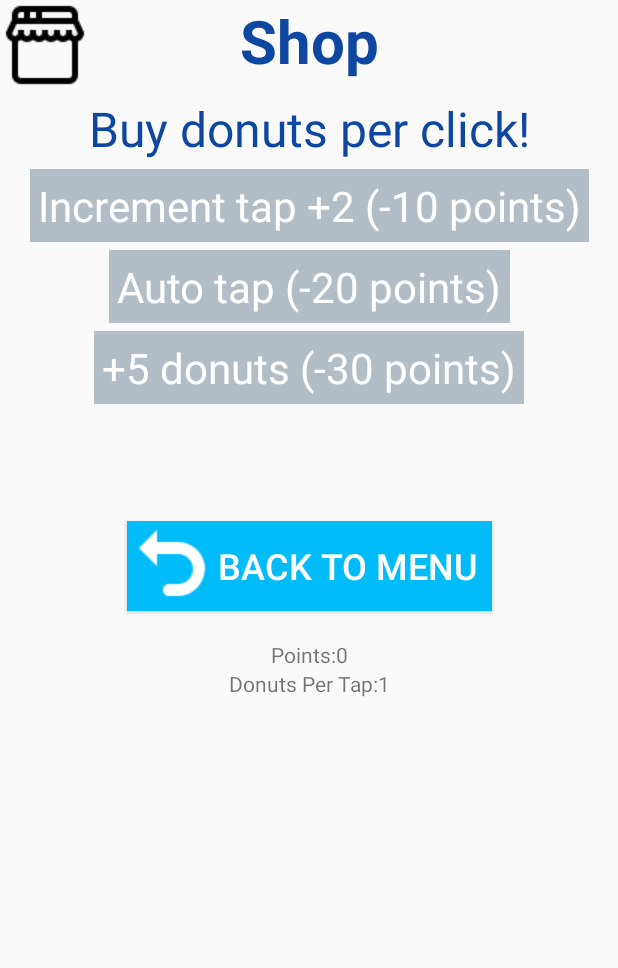
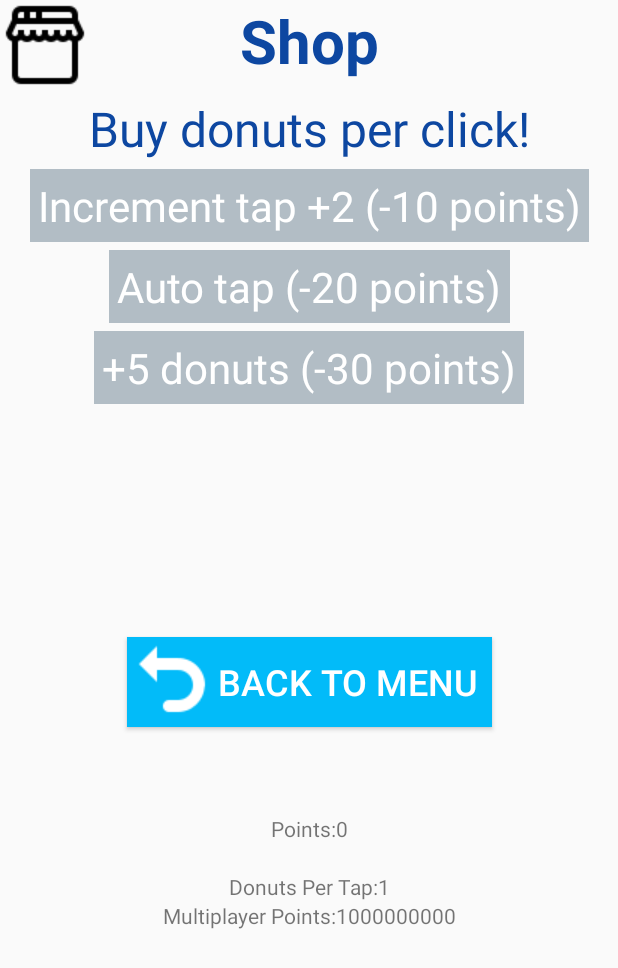
Before and after one commit to MotozovArtem/cookie-clicker-blockchain-android, an Android app: the screen it shows after launch (ShopActivity), after a tap on "GO TO SHOP", on a phone screen of 412 x 824 dp. Shown: the top 968 px of the screen. Run offline under Robolectric (Android 15) with nearby library versions, the phone set to English and light mode, and no system bars.

Commit message:
[#10] - Added multiplayer points       - Added new methods for "buying" taps and Autotaps for multiplayer points       - Added new text view for multiplayer points in Shop activity       - Added new resources       - Was made small refactroring GameActivity class and ShopActivity class

```diff
--- a/app/src/main/java/ru/rienel/clicker/activity/MainActivity.java
+++ b/app/src/main/java/ru/rienel/clicker/activity/MainActivity.java
@@ -59,10 +59,11 @@ public class MainActivity extends AppCompatActivity {
 			SharedPreferences.Editor editor = saves.edit();
 			editor.putBoolean("hasVisited", true);
 			editor.putInt("points", 0);
-			editor.putInt("donutPerTap", 1);
-			editor.putInt("tempTap",0); // Increment tap temporary (purchased for comman points)
-			editor.putInt("tempAutoTap",0); // Auto tap temporary (purchased for comman points)
-			editor.putInt("mPoints", 0); // Multiplayer Points
+			editor.putInt("donutPerTap", 1); 			// Increase only for multiplayer points; defoult value is "1";
+			editor.putInt("mAutoTap", 1); 			// Counter of Auto tap's (purchased for multiplayer points)
+			editor.putInt("tempTap",0); 				// Counter of temporary increment tap's  (purchased for comman points)
+			editor.putInt("tempAutoTap",0); 			// Counter of temporary Auto tap's  (purchased for comman points)
+			editor.putInt("mPoints", 1000000000); 	// Multiplayer Points
 			editor.apply();
 			return true;
 		}
--- a/app/src/main/java/ru/rienel/clicker/activity/ShopActivity.java
+++ b/app/src/main/java/ru/rienel/clicker/activity/ShopActivity.java
@@ -15,12 +15,14 @@ public class ShopActivity extends AppCompatActivity implements View.OnClickListe
 
 	private int donutPerTap;
 	private int points;
+	private int mPoints;
 	private long currentTime;
 	private boolean flagShop = false;
 
-	private Button plus2Donut;
-	private Button plus4Donut;
+	private Button temporaryTap;
+	private Button temporaryAutoTap;
 	private Button plus5Donut;
+	private TextView textViewMPoints;
 	private TextView textViewPoints;
 	private TextView textViewDPC;
 	private SharedPreferences saves;
@@ -32,41 +34,45 @@ public class ShopActivity extends AppCompatActivity implements View.OnClickListe
 		super.onCreate(savedInstanceState);
 		setContentView(R.layout.shop_activity);
 
-		plus2Donut = findViewById(R.id.btn_2);
-		plus4Donut = findViewById(R.id.btn_4);
+		temporaryTap = findViewById(R.id.btn_2);
+		temporaryAutoTap = findViewById(R.id.btn_4);
 		plus5Donut = findViewById(R.id.btn_5);
-		plus2Donut.setEnabled(false);
-		plus4Donut.setEnabled(false);
+		temporaryTap.setEnabled(false);
+		temporaryAutoTap.setEnabled(false);
 		plus5Donut.setEnabled(false);
 
 		loadGameSaves();
-		textViewPoints = findViewById(R.id.textView1);
-		textViewDPC = findViewById(R.id.textView2);
-		textViewPoints.setText(String.valueOf(getResources().getString(R.string.points) + this.points));
-		textViewDPC.setText(String.valueOf(getResources().getString(R.string.DPC) + this.donutPerTap));
+		textViewPoints = findViewById(R.id.pointsTextView);
+		textViewMPoints = findViewById(R.id.mPointsTextView);
+		textViewDPC = findViewById(R.id.donutPerClickTextView);
+		updateTextView();
+
 
 		currentTime = getIntent().getLongExtra("currentTime", 60000);
 		checkingPoints();
-
-
-
 
 	}
 
 	@Override
 	public void onClick(View v) {
 		if (v.getId() == R.id.btn_2) {
-            int tempTap = saves.getInt("tempTap",0);
+			int tempTap = saves.getInt("tempTap", 0);
 			saves.edit().putInt("tempTap", tempTap + 1).apply();
 			updatePoints(10);
 			updateTextView();
 			checkingPoints();
 		} else if (v.getId() == R.id.btn_4) {
-            int tempAutoTap = saves.getInt("tempAutoTap",0);
+			int tempAutoTap = saves.getInt("tempAutoTap", 0);
 			saves.edit().putInt("tempAutoTap", tempAutoTap + 1).apply();
 			updatePoints(20);
 			updateTextView();
 			checkingPoints();
+		} else if (v.getId() == 0) {  // TODO chahge "0" on multiplayer tap button from XML
+			updateDonutPerTap(1,100);
+		} else if (v.getId() == 0) { // TODO change "0" on multiplaer auto tap button from XML
+			int multiplayerAutoTap = saves.getInt("mAutoTap",0);
+			saves.edit().putInt("mAutoTap", multiplayerAutoTap + 1).apply();
+			updateMPoints(300);
 		} else if (v.getId() == R.id.btnBack) {
 //        	startActivity(new Intent(this, MainActivity.class));
 			finish();
@@ -80,44 +86,6 @@ public class ShopActivity extends AppCompatActivity implements View.OnClickListe
 			return true;
 		}
 		return super.onKeyDown(keyCode, event);
-	}
-
-//	private boolean updateDps(int donutPerTap, int points) {
-//		this.donutPerTap = this.donutPerTap + donutPerTap;
-//		updatePoints(points);
-//		updateTextView();
-//		return true;
-//	}
-
-	private void updatePoints(int points) {
-		this.points -= points;
-	}
-
-	private void showDonutFragment() {
-		Intent intent = new Intent(this, GameActivity.class);
-		setResult(RESULT_OK, intent);
-		finish();
-	}
-
-	private void checkingPoints() {
-		if (points >= 10) {
-			plus2Donut.setEnabled(true);
-			if (points >= 20) {
-				plus4Donut.setEnabled(true);
-				if (points >= 30) {
-					plus5Donut.setEnabled(false);
-				} else {
-					plus5Donut.setEnabled(false);
-				}
-			} else {
-				plus4Donut.setEnabled(false);
-				plus5Donut.setEnabled(false);
-			}
-		} else {
-			plus2Donut.setEnabled(false);
-			plus4Donut.setEnabled(false);
-			plus5Donut.setEnabled(false);
-		}
 	}
 
 	@Override
@@ -138,21 +106,6 @@ public class ShopActivity extends AppCompatActivity implements View.OnClickListe
 		currentTime = savedInstanceState.getLong("currentTime_state");
 	}
 
-	private void saveGameSaves(int points, int dpc) {
-		saves = getSharedPreferences(getString(R.string.gameSaves), Context.MODE_PRIVATE);
-		SharedPreferences.Editor editor = saves.edit();
-		editor.putInt("points", points);
-		editor.putInt("donutPerTap", dpc);
-		editor.apply();
-	}
-
-	private void loadGameSaves () {
-		saves = getSharedPreferences(getString(R.string.gameSaves), Context.MODE_PRIVATE);
-			this.donutPerTap = saves.getInt("donutPerTap",0);
-			this.points = saves.getInt("points", 0);
-
-	}
-
 	@Override
 	protected void onResume() {
 		super.onResume();
@@ -162,12 +115,72 @@ public class ShopActivity extends AppCompatActivity implements View.OnClickListe
 	@Override
 	protected void onPause() {
 		super.onPause();
-		saveGameSaves(this.points, this.donutPerTap);
+		saveGameSaves(this.points, this.donutPerTap, this.mPoints);
+	}
+
+	private boolean updateDonutPerTap(int donutPerTap, int mPoints) {
+		this.donutPerTap -=  donutPerTap;
+		updateMPoints(mPoints);
+		updateTextView();
+		return true;
+	}
+
+	private void updatePoints(int points) {
+		this.points -= points;
+	}
+
+	private void updateMPoints (int mPoints) {
+		this.mPoints -= mPoints;
+	}
+
+	private void showDonutFragment() {
+		Intent intent = new Intent(this, GameActivity.class);
+		setResult(RESULT_OK, intent);
+		finish();
+	}
+
+	private void checkingPoints() {
+		if (points >= 10) {
+			temporaryTap.setEnabled(true);
+			if (points >= 20) {
+				temporaryAutoTap.setEnabled(true);
+				if (points >= 30) {
+					plus5Donut.setEnabled(false);
+				} else {
+					plus5Donut.setEnabled(false);
+				}
+			} else {
+				temporaryAutoTap.setEnabled(false);
+				plus5Donut.setEnabled(false);
+			}
+		} else {
+			temporaryTap.setEnabled(false);
+			temporaryAutoTap.setEnabled(false);
+			plus5Donut.setEnabled(false);
+		}
+	}
+
+	private void saveGameSaves(int points, int dpc, int mPoints) {
+		saves = getSharedPreferences(getString(R.string.gameSaves), Context.MODE_PRIVATE);
+		SharedPreferences.Editor editor = saves.edit();
+		editor.putInt("points", points);
+		editor.putInt("donutPerTap", dpc);
+		editor.putInt("mPoints", mPoints);
+		editor.apply();
+	}
+
+	private void loadGameSaves () {
+		saves = getSharedPreferences(getString(R.string.gameSaves), Context.MODE_PRIVATE);
+			this.donutPerTap = saves.getInt("donutPerTap",0);
+			this.points = saves.getInt("points", 0);
+			this.mPoints = saves.getInt("mPoints",0);
+
 	}
 
 	private void updateTextView() {
 		textViewPoints.setText(String.valueOf(getResources().getString(R.string.points) + this.points));
 		textViewDPC.setText(String.valueOf(getResources().getString(R.string.DPC) + this.donutPerTap));
+		textViewMPoints.setText(String.valueOf(getResources().getString(R.string.multiplayer_points) + this.mPoints));
 	}
 
 }
--- a/app/src/main/res/layout/shop_activity.xml
+++ b/app/src/main/res/layout/shop_activity.xml
@@ -88,7 +88,7 @@
             android:textSize="24sp"
             android:textColor="@color/btnText" />
         <TextView
-            android:id="@+id/textView1"
+            android:id="@+id/pointsTextView"
             android:layout_width="wrap_content"
             android:layout_height="wrap_content"
             app:layout_constraintBottom_toBottomOf="parent"
@@ -99,14 +99,25 @@
             />
 
         <TextView
-            android:id="@+id/textView2"
+            android:id="@+id/donutPerClickTextView"
             android:layout_width="wrap_content"
             android:layout_height="wrap_content"
             app:layout_constraintBottom_toBottomOf="parent"
             app:layout_constraintLeft_toLeftOf="parent"
             app:layout_constraintRight_toRightOf="parent"
-            app:layout_constraintTop_toBottomOf="@id/textView1"
+            app:layout_constraintTop_toBottomOf="@id/pointsTextView"
             android:text="@string/DPC"
+            />
+
+        <TextView
+            android:id="@+id/mPointsTextView"
+            android:layout_width="wrap_content"
+            android:layout_height="wrap_content"
+            app:layout_constraintBottom_toBottomOf="parent"
+            app:layout_constraintLeft_toLeftOf="parent"
+            app:layout_constraintRight_toRightOf="parent"
+            app:layout_constraintTop_toBottomOf="@id/donutPerClickTextView"
+            android:text="@string/multiplayer_points"
             />
 
     </android.support.constraint.ConstraintLayout>
--- a/app/src/main/res/values/strings.xml
+++ b/app/src/main/res/values/strings.xml
@@ -31,4 +31,5 @@
     <string name="clearGameSaves">Clear game saves</string>
     <string name="IncTap">Increment Tap</string>
     <string name="AutoTap">Auto Tap</string>
+    <string name="multiplayer_points">Multiplayer Points: </string>
 </resources>
```
Also changed, not shown: app/src/main/java/ru/rienel/clicker/activity/GameActivity.java (+7 -5 lines). Lines whose indentation alone changed are shown as unchanged.
